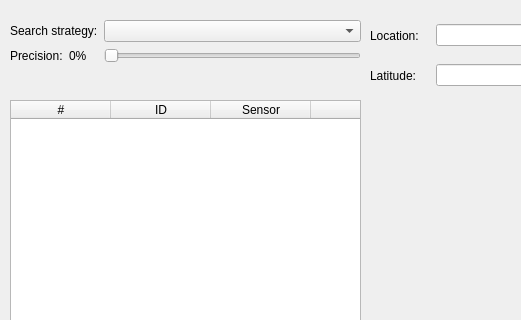
jspngh/shae-workstation, file src/ui/configwidget.ui: the form before one commit; both pictures show x 0 to 521 and y 0 to 320 of the 988 by 627 pixel window.
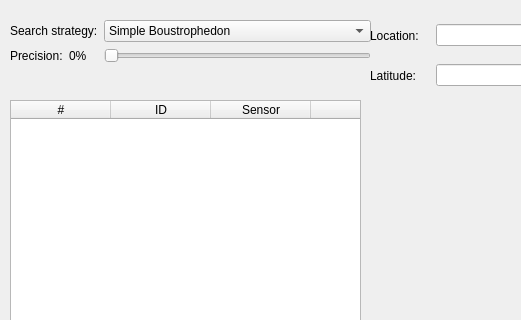
The form after the commit. Icons and pictures are not drawn.

Commit message: Added the search strategy option to the config screen

What changed in the file:
```diff
--- a/src/ui/configwidget.ui
+++ b/src/ui/configwidget.ui
@@ -60,7 +60,7 @@
     <rect>
      <x>10</x>
      <y>20</y>
-     <width>351</width>
+     <width>361</width>
      <height>71</height>
     </rect>
    </property>
@@ -73,7 +73,13 @@
      </widget>
     </item>
     <item row="1" column="1">
-     <widget class="QComboBox" name="searchStrategyComboBox"/>
+     <widget class="QComboBox" name="searchStrategyComboBox">
+      <item>
+       <property name="text">
+        <string>Simple Boustrophedon</string>
+       </property>
+      </item>
+     </widget>
     </item>
     <item row="2" column="1">
      <widget class="QSlider" name="precisionSlider">
```
